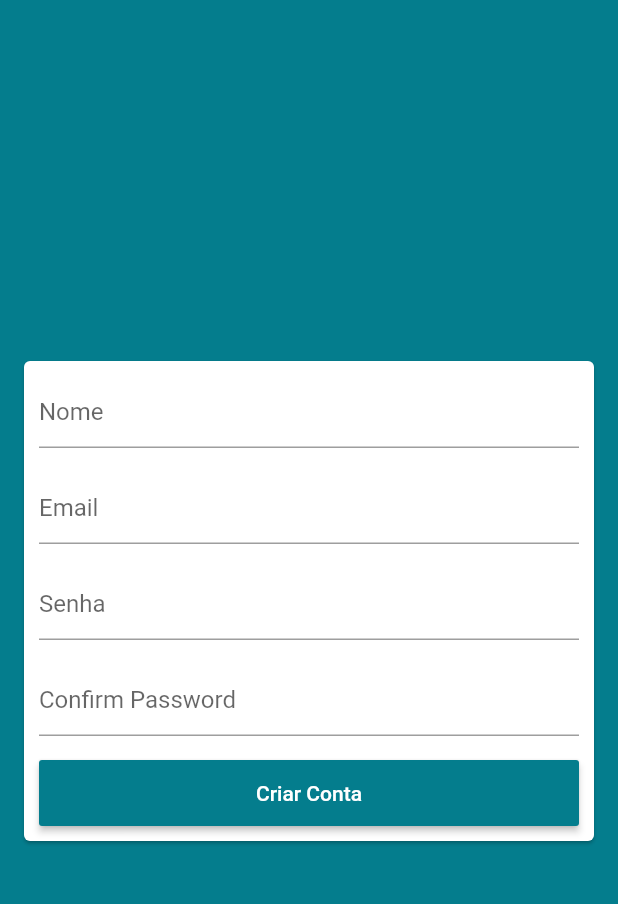
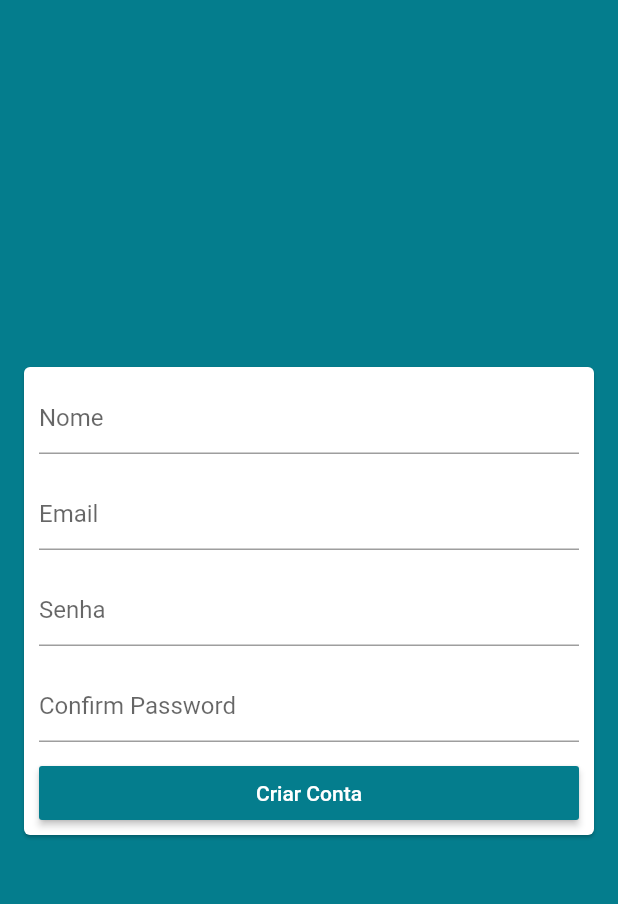
Before and after one commit to souzaleandror/app_loja_virtual, a Flutter app: the LoginScreen screen opened by its route, after a tap on "Entrar", after a tap on "CRIAR CONTA", on a phone screen of 412 x 824 dp, the part 59-963 px from its top. Run offline on Flutter 3.47's test engine with Material 2 defaults, Android fonts, the phone set to English and light mode, and no system bars; our stand-ins replace brasil_fields, carousel_pro, cloud_firestore, dio, firebase_auth, firebase_core and 9 more; missing offline and left inert: alphabet_list_scroll_view, flutter_facebook_login; accounts and stored records are empty; network calls fail.

Commit message:
Updated 100% - Login Facebook

```diff
--- a/lib/common/cancel_product_dialog.dart
+++ b/lib/common/cancel_product_dialog.dart
@@ -17,8 +17,8 @@ class CancelProductDialog extends StatelessWidget {
         FlatButton(
           onPressed: () {
             context.read<ProductManager>().delete(product);
-            Navigator.of(context).pop();
-            Navigator.of(context).pop();
+            Navigator.of(context)
+                .popUntil((route) => route.settings.name == '/');
           },
           textColor: Colors.red,
           child: const Text('Deletar Produto'),
--- a/lib/screens/login/login_screen.dart
+++ b/lib/screens/login/login_screen.dart
@@ -2,6 +2,7 @@ import 'package:app_loja_virtual/helpers/validators.dart';
 import 'package:app_loja_virtual/models/user_manager.dart';
 import 'package:app_loja_virtual/models/user_model.dart';
 import 'package:flutter/material.dart';
+import 'package:flutter_signin_button/flutter_signin_button.dart';
 import 'package:provider/provider.dart';
 
 class LoginScreen extends StatelessWidget {
@@ -41,6 +42,16 @@ class LoginScreen extends StatelessWidget {
               key: formKey,
               child: Consumer<UserManager>(
                 builder: (context, userManager, child) {
+                  if (userManager.loadingFace) {
+                    return Padding(
+                      padding: const EdgeInsets.all(16.0),
+                      child: CircularProgressIndicator(
+                        valueColor: AlwaysStoppedAnimation(
+                            Theme.of(context).primaryColor),
+                      ),
+                    );
+                  }
+
                   return ListView(
                     padding: const EdgeInsets.all(10),
                     shrinkWrap: true,
@@ -79,9 +90,8 @@ class LoginScreen extends StatelessWidget {
                       const SizedBox(
                         height: 16,
                       ),
-                      SizedBox(
-                        height: 44,
-                        child: RaisedButton(
+                      RaisedButton(
+                        materialTapTargetSize: MaterialTapTargetSize.shrinkWrap,
                         onPressed: userManager.loading
                             ? null
                             : () async {
@@ -98,8 +108,7 @@ class LoginScreen extends StatelessWidget {
                                       debugPrint(e.toString());
                                       scaffoldKey.currentState.showSnackBar(
                                         SnackBar(
-                                            content:
-                                                Text('Falha ao entrar: $e'),
+                                          content: Text('Falha ao entrar: $e'),
                                           backgroundColor: Colors.red,
                                         ),
                                       );
@@ -123,9 +132,30 @@ class LoginScreen extends StatelessWidget {
                               )
                             : const Text(
                                 'Entrar',
-                                  style: TextStyle(fontSize: 14),
+                                style: TextStyle(fontSize: 15),
                               ),
                       ),
+                      SignInButton(
+                        Buttons.Facebook,
+                        onPressed: () {
+                          userManager.facebookLogin(
+                            onFail: (e) {
+                              debugPrint(e.toString());
+                              scaffoldKey.currentState.showSnackBar(
+                                SnackBar(
+                                  content: Text('Falha ao entrar: $e'),
+                                  backgroundColor: Colors.red,
+                                ),
+                              );
+                            },
+                            onSuccess: () {
+                              debugPrint('success');
+                              // TODO: FECHAR ALGUMA COISA
+                              Navigator.of(context).pop();
+                            },
+                          );
+                        },
+                        text: 'Entrar com Facebook',
                       ),
                     ],
                   );
--- a/lib/screens/signup/signup_screen.dart
+++ b/lib/screens/signup/signup_screen.dart
@@ -109,9 +109,8 @@ class SignUpScreen extends StatelessWidget {
                     const SizedBox(
                       height: 16,
                     ),
-                    SizedBox(
-                      height: 44,
-                      child: RaisedButton(
+                    RaisedButton(
+                      materialTapTargetSize: MaterialTapTargetSize.shrinkWrap,
                       onPressed: userManager.loading
                           ? null
                           : () async {
@@ -151,13 +150,11 @@ class SignUpScreen extends StatelessWidget {
                       textColor: Colors.white,
                       child: userManager.loading
                           ? const CircularProgressIndicator(
-                                valueColor:
-                                    AlwaysStoppedAnimation(Colors.white),
+                              valueColor: AlwaysStoppedAnimation(Colors.white),
                             )
                           : const Text(
                               'Criar Conta',
                               style: TextStyle(fontSize: 14),
-                              ),
                             ),
                     )
                   ],
--- a/pubspec.yaml
+++ b/pubspec.yaml
@@ -45,6 +45,8 @@ dependencies:
   sliding_up_panel: ^1.0.2
   gallery_saver: ^2.0.1
   screenshot: ^0.2.0
+  flutter_signin_button: ^1.1.0
+  flutter_facebook_login: ^3.0.0
 
 dev_dependencies:
   flutter_test:
```
Also changed, not shown: lib/models/user_manager.dart (+58 -10 lines), 7 other files. Lines whose indentation alone changed are shown as unchanged.
